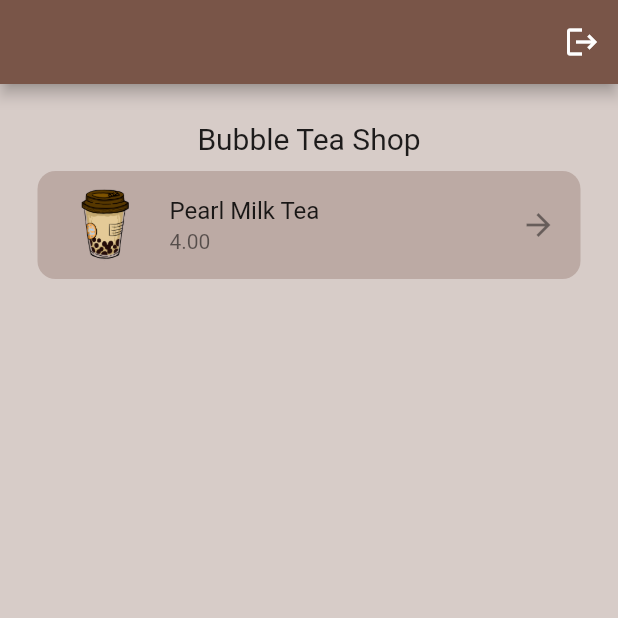
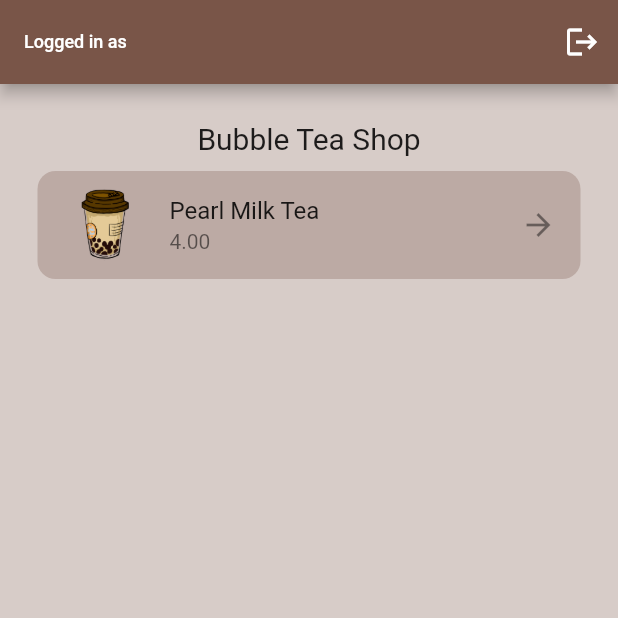
Before and after one commit to charlespalmerbf/flutter-boilerplate, a Flutter app: the screen it shows once a user with an empty profile is signed in, on a phone screen of 412 x 824 dp, the top half of it. Run offline on Flutter 3.47's test engine with Material 2 defaults, Android fonts, the phone set to English and light mode, and no system bars; drawn by our look-alikes of google_nav_bar; our stand-ins replace firebase_auth, firebase_core; accounts and stored records are empty.

```diff
--- a/lib/pages/home_page.dart
+++ b/lib/pages/home_page.dart
@@ -6,7 +6,7 @@ import 'package:flutter/material.dart';
 import 'cart_page.dart';
 
 class HomePage extends StatefulWidget {
-  const HomePage({super.key});
+  HomePage({super.key});
 
   @override
   State<HomePage> createState() => _HomePageState();
@@ -14,6 +14,8 @@ class HomePage extends StatefulWidget {
 
 class _HomePageState extends State<HomePage> {
   int _selectedIndex = 0;
+
+  final user = FirebaseAuth.instance.currentUser;
 
   void signUserOut() {
     FirebaseAuth.instance.signOut();
@@ -34,7 +36,12 @@ class _HomePageState extends State<HomePage> {
   Widget build(BuildContext context) {
     return Scaffold(
       backgroundColor: Colors.brown[100],
-      appBar: AppBar(actions: [IconButton(onPressed: signUserOut, icon: const Icon(Icons.logout))]),
+      appBar: AppBar(
+          title: Text('Logged in as ${user?.email!}',
+              style: const TextStyle(fontSize: 12)),
+          actions: [
+            IconButton(onPressed: signUserOut, icon: const Icon(Icons.logout))
+          ]),
       bottomNavigationBar: BottomNavBar(
         onTabChange: (index) => navigateBottomBar(index),
       ),
```
